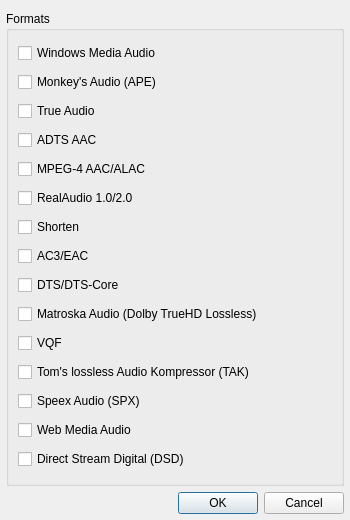
First picture: the form in qmmp/src/plugins/Input/ffmpeg/settingsdialog.ui, repository Greedysky/TTKMusicPlayer, before the edit.
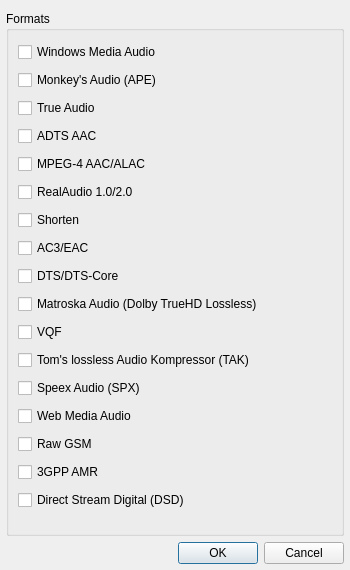
Second picture: the form after the edit.

Commit message: refactor: Optimize ffmpeg input module[454289]

Patch:
```diff
--- a/qmmp/src/plugins/Input/ffmpeg/settingsdialog.ui
+++ b/qmmp/src/plugins/Input/ffmpeg/settingsdialog.ui
@@ -7,19 +7,19 @@
     <x>0</x>
     <y>0</y>
     <width>350</width>
-    <height>520</height>
+    <height>570</height>
    </rect>
   </property>
   <property name="minimumSize">
    <size>
     <width>350</width>
-    <height>520</height>
+    <height>570</height>
    </size>
   </property>
   <property name="maximumSize">
    <size>
     <width>350</width>
-    <height>520</height>
+    <height>577</height>
    </size>
   </property>
   <property name="windowTitle">
@@ -207,6 +207,26 @@
         </property>
        </widget>
       </item>
+      <item>
+       <widget class="QCheckBox" name="gsmCheckBox">
+        <property name="focusPolicy">
+         <enum>Qt::NoFocus</enum>
+        </property>
+        <property name="text">
+         <string>Raw GSM</string>
+        </property>
+       </widget>
+      </item>
+      <item>
+       <widget class="QCheckBox" name="amrCheckBox">
+        <property name="focusPolicy">
+         <enum>Qt::NoFocus</enum>
+        </property>
+        <property name="text">
+         <string>3GPP AMR</string>
+        </property>
+       </widget>
+      </item>
       <item>
        <widget class="QCheckBox" name="dsdCheckBox">
         <property name="focusPolicy">
```
The commit also changes 2 other files.
